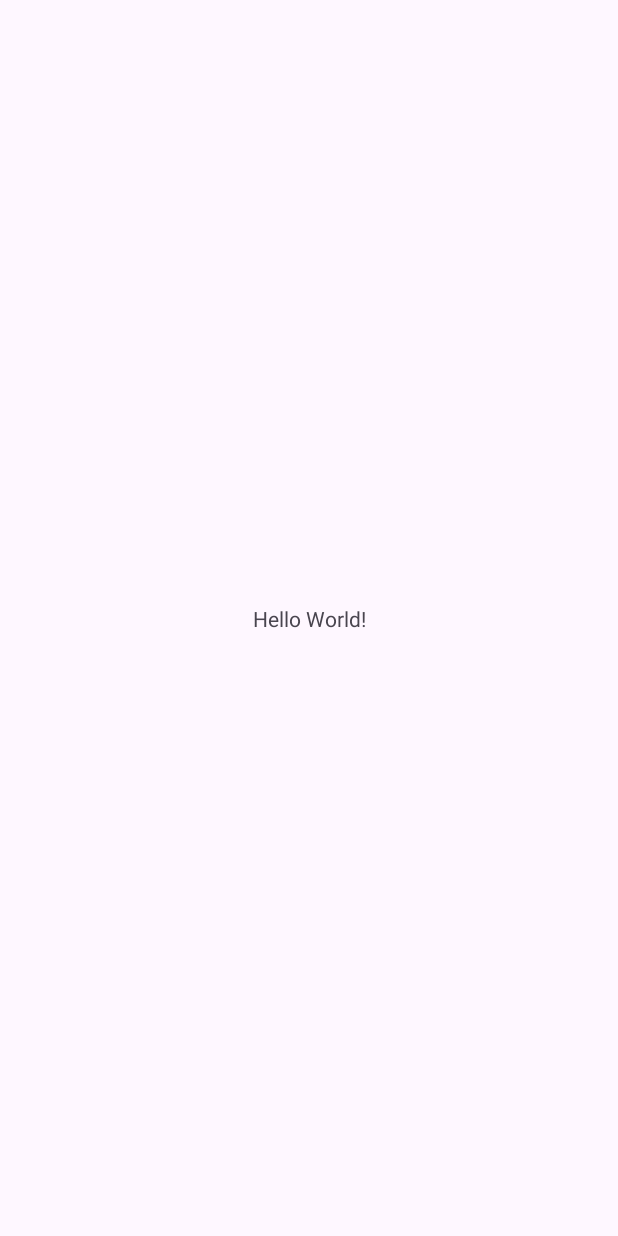
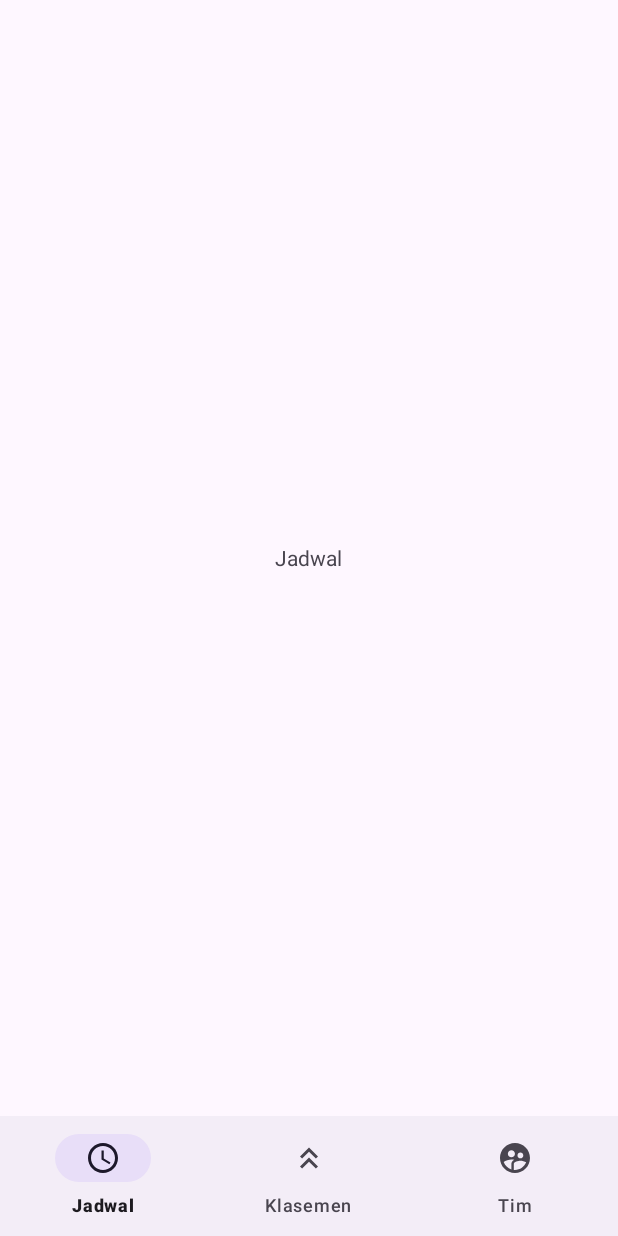
Before and after one commit to ASenoJati/TryOutPAS_02_10, an Android app: the screen it shows after launch (MainActivity), on a phone screen of 412 x 824 dp. Before the commit the screen is almost empty. Run offline under Robolectric (Android 15) with nearby library versions, the phone set to English and light mode, and no system bars.

Commit message:
feat [SENO] bottom nav

```diff
--- a/app/build.gradle.kts
+++ b/app/build.gradle.kts
@@ -4,7 +4,7 @@ plugins {
 
 android {
     namespace = "com.example.tryoutpas_02_10"
-    compileSdk = 34
+    compileSdk = 35
 
     defaultConfig {
         applicationId = "com.example.tryoutpas_02_10"
@@ -32,7 +32,7 @@ android {
 }
 
 dependencies {
-
+    implementation("com.google.android.material:material:1.11.0")
     implementation(libs.appcompat)
     implementation(libs.material)
     implementation(libs.activity)
--- /dev/null
+++ b/app/src/main/java/com/example/tryoutpas_02_10/JadwalFragment.java
@@ -0,0 +1,16 @@
+package com.example.tryoutpas_02_10;
+
+import android.os.Bundle;
+import android.view.LayoutInflater;
+import android.view.View;
+import android.view.ViewGroup;
+
+import androidx.fragment.app.Fragment;
+
+public class JadwalFragment extends Fragment {
+    public View onCreateView(LayoutInflater inflater, ViewGroup container,
+                             Bundle savedInstanceState) {
+        View view = inflater.inflate(R.layout.fragment_jadwal, container, false);
+        return view;
+    }
+}
--- a/app/src/main/java/com/example/tryoutpas_02_10/MainActivity.java
+++ b/app/src/main/java/com/example/tryoutpas_02_10/MainActivity.java
@@ -7,18 +7,43 @@ import androidx.appcompat.app.AppCompatActivity;
 import androidx.core.graphics.Insets;
 import androidx.core.view.ViewCompat;
 import androidx.core.view.WindowInsetsCompat;
+import androidx.fragment.app.Fragment;
+
+import com.google.android.material.bottomnavigation.BottomNavigationView;
 
 public class MainActivity extends AppCompatActivity {
-
+    BottomNavigationView bottom_navigation;
     @Override
     protected void onCreate(Bundle savedInstanceState) {
         super.onCreate(savedInstanceState);
         EdgeToEdge.enable(this);
         setContentView(R.layout.activity_main);
-        ViewCompat.setOnApplyWindowInsetsListener(findViewById(R.id.main), (v, insets) -> {
-            Insets systemBars = insets.getInsets(WindowInsetsCompat.Type.systemBars());
-            v.setPadding(systemBars.left, systemBars.top, systemBars.right, systemBars.bottom);
-            return insets;
+
+        bottom_navigation = findViewById(R.id.bottom_navigation);
+
+        getSupportFragmentManager().beginTransaction()
+                .replace(R.id.frame_layout, new JadwalFragment())
+                .commit();
+
+        bottom_navigation.setOnItemSelectedListener(item -> {
+            Fragment fragment = null;
+            int itemId = item.getItemId();
+
+            if (itemId == R.id.nav_jadwal) {
+                fragment = new JadwalFragment();
+            } else if (itemId == R.id.nav_klasemen) {
+                fragment = new KlasemenFragment();
+            } else if (itemId == R.id.nav_tim) {
+                fragment = new TimFragment();
+            }
+
+            if (fragment != null) {
+                getSupportFragmentManager().beginTransaction()
+                        .replace(R.id.frame_layout, fragment)
+                        .commit();
+                return true;
+            }
+            return false;
         });
     }
 }
--- /dev/null
+++ b/app/src/main/res/drawable/baseline_keyboard_double_arrow_up_24.xml
@@ -0,0 +1,7 @@
+<vector xmlns:android="http://schemas.android.com/apk/res/android" android:height="24dp" android:tint="#000000" android:viewportHeight="24" android:viewportWidth="24" android:width="24dp">
+
+    <path android:fillColor="@android:color/white" android:pathData="M6,17.59l1.41,1.41l4.59,-4.58l4.59,4.58l1.41,-1.41l-6,-6z"/>
+
+    <path android:fillColor="@android:color/white" android:pathData="M6,11l1.41,1.41l4.59,-4.58l4.59,4.58l1.41,-1.41l-6,-6z"/>
+
+</vector>
--- /dev/null
+++ b/app/src/main/res/drawable/baseline_schedule_24.xml
@@ -0,0 +1,7 @@
+<vector xmlns:android="http://schemas.android.com/apk/res/android" android:height="24dp" android:tint="#000000" android:viewportHeight="24" android:viewportWidth="24" android:width="24dp">
+
+    <path android:fillColor="@android:color/white" android:pathData="M11.99,2C6.47,2 2,6.48 2,12s4.47,10 9.99,10C17.52,22 22,17.52 22,12S17.52,2 11.99,2zM12,20c-4.42,0 -8,-3.58 -8,-8s3.58,-8 8,-8 8,3.58 8,8 -3.58,8 -8,8z"/>
+
+    <path android:fillColor="@android:color/white" android:pathData="M12.5,7H11v6l5.25,3.15 0.75,-1.23 -4.5,-2.67z"/>
+
+</vector>
--- /dev/null
+++ b/app/src/main/res/drawable/baseline_supervised_user_circle_24.xml
@@ -0,0 +1,5 @@
+<vector xmlns:android="http://schemas.android.com/apk/res/android" android:height="24dp" android:tint="#000000" android:viewportHeight="24" android:viewportWidth="24" android:width="24dp">
+
+    <path android:fillColor="@android:color/white" android:pathData="M11.99,2c-5.52,0 -10,4.48 -10,10s4.48,10 10,10 10,-4.48 10,-10 -4.48,-10 -10,-10zM15.6,8.34c1.07,0 1.93,0.86 1.93,1.93 0,1.07 -0.86,1.93 -1.93,1.93 -1.07,0 -1.93,-0.86 -1.93,-1.93 -0.01,-1.07 0.86,-1.93 1.93,-1.93zM9.6,6.76c1.3,0 2.36,1.06 2.36,2.36 0,1.3 -1.06,2.36 -2.36,2.36s-2.36,-1.06 -2.36,-2.36c0,-1.31 1.05,-2.36 2.36,-2.36zM9.6,15.89v3.75c-2.4,-0.75 -4.3,-2.6 -5.14,-4.96 1.05,-1.12 3.67,-1.69 5.14,-1.69 0.53,0 1.2,0.08 1.9,0.22 -1.64,0.87 -1.9,2.02 -1.9,2.68zM11.99,20c-0.27,0 -0.53,-0.01 -0.79,-0.04v-4.07c0,-1.42 2.94,-2.13 4.4,-2.13 1.07,0 2.92,0.39 3.84,1.15 -1.17,2.97 -4.06,5.09 -7.45,5.09z"/>
+
+</vector>
--- a/app/src/main/res/layout/activity_main.xml
+++ b/app/src/main/res/layout/activity_main.xml
@@ -1,5 +1,6 @@
 <?xml version="1.0" encoding="utf-8"?>
-<androidx.constraintlayout.widget.ConstraintLayout xmlns:android="http://schemas.android.com/apk/res/android"
+<RelativeLayout xmlns:android="http://schemas.android.com/apk/res/android"
+    android:orientation="vertical"
     xmlns:app="http://schemas.android.com/apk/res-auto"
     xmlns:tools="http://schemas.android.com/tools"
     android:id="@+id/main"
@@ -7,13 +8,17 @@
     android:layout_height="match_parent"
     tools:context=".MainActivity">
 
-    <TextView
-        android:layout_width="wrap_content"
+    <FrameLayout
+        android:id="@+id/frame_layout"
+        android:layout_above="@id/bottom_navigation"
+        android:layout_width="match_parent"
+        android:layout_height="match_parent" />
+
+    <com.google.android.material.bottomnavigation.BottomNavigationView
+        android:id="@+id/bottom_navigation"
+        android:layout_alignParentBottom="true"
+        android:layout_width="match_parent"
         android:layout_height="wrap_content"
-        android:text="Hello World!"
-        app:layout_constraintBottom_toBottomOf="parent"
-        app:layout_constraintEnd_toEndOf="parent"
-        app:layout_constraintStart_toStartOf="parent"
-        app:layout_constraintTop_toTopOf="parent" />
+        app:menu="@menu/bottom_nav_menu" />
 
-</androidx.constraintlayout.widget.ConstraintLayout>
+</RelativeLayout>
--- /dev/null
+++ b/app/src/main/res/layout/fragment_jadwal.xml
@@ -0,0 +1,11 @@
+<?xml version="1.0" encoding="utf-8"?>
+<LinearLayout xmlns:android="http://schemas.android.com/apk/res/android"
+    android:orientation="vertical"
+    android:gravity="center"
+    android:layout_width="match_parent"
+    android:layout_height="match_parent">
+<TextView
+    android:text="Jadwal"
+    android:layout_width="wrap_content"
+    android:layout_height="wrap_content"/>
+</LinearLayout>
--- /dev/null
+++ b/app/src/main/res/menu/bottom_nav_menu.xml
@@ -0,0 +1,15 @@
+<?xml version="1.0" encoding="utf-8"?>
+<menu xmlns:android="http://schemas.android.com/apk/res/android">
+    <item
+        android:id="@+id/nav_jadwal"
+        android:icon="@drawable/baseline_schedule_24"
+        android:title="Jadwal" />
+    <item
+        android:id="@+id/nav_klasemen"
+        android:icon="@drawable/baseline_keyboard_double_arrow_up_24"
+        android:title="Klasemen" />
+    <item
+        android:id="@+id/nav_tim"
+        android:icon="@drawable/baseline_supervised_user_circle_24"
+        android:title="Tim" />
+</menu>
```
Also changed, not shown: app/src/main/java/com/example/tryoutpas_02_10/KlasemenFragment.java (added, +16 -0 lines), app/src/main/java/com/example/tryoutpas_02_10/TimFragment.java (added, +16 -0 lines), app/src/main/res/layout/fragment_klasemen.xml (added, +11 -0 lines), app/src/main/res/layout/fragment_tim.xml (added, +11 -0 lines).
